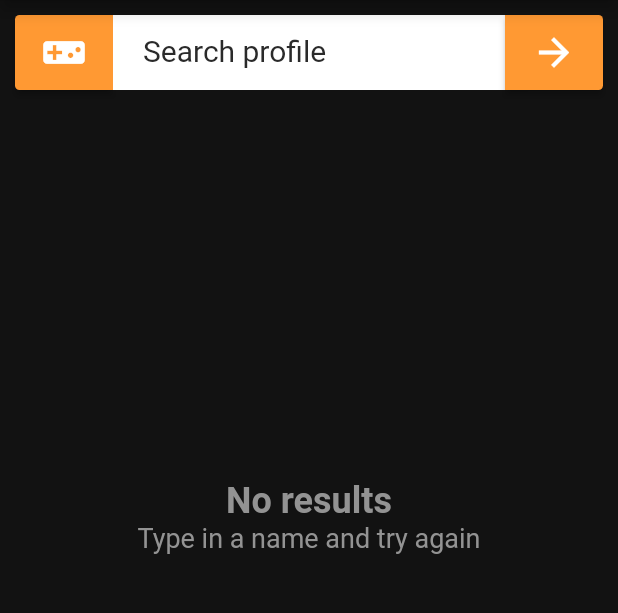
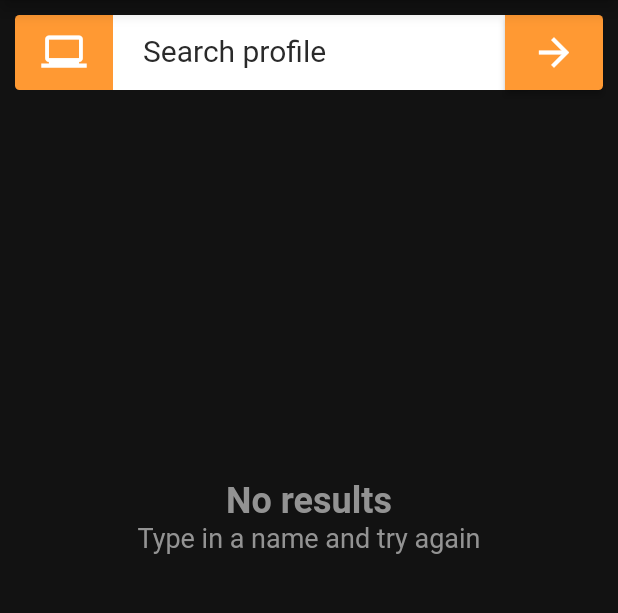
Before and after one commit to Ethirallan/ApexStatsHub-Mobile-App, a Flutter app: the screen it shows after launch, on a phone screen of 412 x 824 dp, the part 84-697 px from its top. Run offline on Flutter 3.47's test engine with Material 2 defaults, Android fonts, the phone set to English and light mode, and no system bars; our stand-ins replace percent_indicator; missing offline and left inert: async_resource, groovin_widgets, youtube_player.

Commit message:
search bar update

```diff
--- a/lib/models/guides_html.dart
+++ b/lib/models/guides_html.dart
@@ -2,12 +2,11 @@ import 'package:path_provider/path_provider.dart';
 import 'package:async_resource/async_resource.dart';
 import 'package:async_resource/file_resource.dart';
 import 'dart:convert';
-import 'package:apex_stats_hub/models/image_object.dart';
 
 Future<List<YTVideo>> getGuides(String category) async {
   final path = (await getApplicationDocumentsDirectory()).path;
   List<YTVideo> ytVideos;
-
+  print('http://vakedomen.ddns.net:4000/loader/video/category/$category');
   final guideResource = HttpNetworkResource<Future<YTVideo>>(
     url: 'http://vakedomen.ddns.net:4000/loader/video/category/$category',
     parser: (contents) {
@@ -18,7 +17,6 @@ Future<List<YTVideo>> getGuides(String category) async {
     maxAge: Duration(days: 5),
     strategy: CacheStrategy.cacheFirst,
   );
-
   await guideResource.get();
   return ytVideos;
 }
@@ -46,7 +44,7 @@ class YTVideo {
     return YTVideo(
       id: parsedJson['id'],
       alias: parsedJson['alias'],
-      url: parsedJson['url'],
+      url: parsedJson['v_id'],
       categories: categoriesJson,
     );
   }
--- a/lib/models/player_data_http.dart
+++ b/lib/models/player_data_http.dart
@@ -1,10 +1,11 @@
 import 'dart:convert' as convert;
 import 'package:http/http.dart' as http;
+import 'package:apex_stats_hub/pages/leaderboards/leaderboards.dart';
 
 
 Future<PlayerData> getPlayerData(String name) async {
   PlayerData playerData;
-  String url = 'http://vakedomen.ddns.net:4000/player?platform=pc&player=$name';
+  String url = 'http://vakedomen.ddns.net:4000/player?platform=${LeaderBoardsState.scopedPlayerInfo.selectedPlatform}&player=$name';
   print(url);
   var response = await http.get(url);
   if (response.statusCode == 200) {
--- a/lib/pages/leaderboards/apex_player_search_bar.dart
+++ b/lib/pages/leaderboards/apex_player_search_bar.dart
@@ -1,6 +1,7 @@
 import 'package:flutter/material.dart';
 import 'package:apex_stats_hub/my_colors.dart';
 import 'package:apex_stats_hub/pages/leaderboards/leaderboards.dart';
+import 'package:apex_stats_hub/custom_widgets.dart';
 
 class ApexPlayerSearchBar extends StatelessWidget {
   final BuildContext context;
@@ -8,20 +9,34 @@ class ApexPlayerSearchBar extends StatelessWidget {
   final TextEditingController searchBarCtrl;
   ApexPlayerSearchBar({this.searchBarCtrl, this.arrowFunction, this.context});
 
-  Widget orangeBoxWithIconGaming() {
+  Widget orangeBoxWithPlatformIcon() {
     return SizedBox(
       height: 50,
       width: 50,
-      child: RaisedButton(
-        onPressed: () {},
-        color: MyColors.orange,
-        shape: RoundedRectangleBorder(
+      child: Container(
+        decoration: BoxDecoration(
+          color: MyColors.orange,
           borderRadius: BorderRadius.only(
             topLeft: Radius.circular(3),
             bottomLeft: Radius.circular(3),
+          )
+        ),
+        child: Theme(
+          data: Theme.of(context).copyWith(
+            cardColor: MyColors.grey,
+          ),
+          child: PopupMenuButton(
+            icon: Icon(LeaderBoardsState.scopedPlayerInfo.platformIcon, color: Colors.white, size: 30,),
+            onSelected: (val)  {
+              LeaderBoardsState.scopedPlayerInfo.setPlatformInfo(val);
+            },
+            itemBuilder: (_) => <PopupMenuItem<String>>[
+              PopupMenuItem<String>(child: textNormal('Windows', MyColors.orange, 20), value: 'pc'),
+              PopupMenuItem<String>(child: textNormal('PlayStation', MyColors.orange, 20), value: 'ps'),
+              PopupMenuItem<String>(child: textNormal('Xbox', MyColors.orange, 20), value: 'xb'),
+            ],
           ),
         ),
-        child: Icon(Icons.videogame_asset, color: Colors.white, size: 30,),
       ),
     );
   }
@@ -85,7 +100,7 @@ class ApexPlayerSearchBar extends StatelessWidget {
             crossAxisAlignment: CrossAxisAlignment.stretch,
             children: <Widget>[
               Expanded(
-                child: orangeBoxWithIconGaming(),
+                child: orangeBoxWithPlatformIcon(),
                 flex: 1,
               ),
               Expanded(
--- a/lib/pages/leaderboards/leaderboards.dart
+++ b/lib/pages/leaderboards/leaderboards.dart
@@ -39,13 +39,17 @@ class LeaderBoardsState extends State<LeaderBoards> {
                 mainAxisAlignment: MainAxisAlignment.start,
                 crossAxisAlignment: CrossAxisAlignment.stretch,
                 children: <Widget>[
-                  ApexPlayerSearchBar(
+                  ScopedModelDescendant<ScopedPlayerInfo>(
+                    builder: (context, child, model) {
+                      return ApexPlayerSearchBar(
                         context: context,
                         searchBarCtrl: scopedPlayerInfo.searchPlayerCtrl,
                         arrowFunction: () async {
                           if (scopedPlayerInfo.searchPlayerCtrl.text != '') {
                             await searchForPlayer();
                           }
+                        },
+                      );
                     },
                   ),
                   PlayerStats(),
@@ -65,7 +69,9 @@ class LeaderBoardsState extends State<LeaderBoards> {
     }
     loadingDialog(context);
     var data = await getPlayerData(scopedPlayerInfo.searchPlayerCtrl.text);
+    if (data != null) {
       scopedPlayerInfo.setData(data);
+    }
     Navigator.pop(context);
   }
 }
--- a/lib/pages/leaderboards/player_stats.dart
+++ b/lib/pages/leaderboards/player_stats.dart
@@ -49,7 +49,11 @@ class PlayerStats extends StatelessWidget {
                         padding: EdgeInsets.only(left: 20, right: 20),
                         child: textNormal(model.playerData.name, MyColors.orange, 30),
                       ),
-                      Icon(Icons.laptop_windows, color: Colors.white, size: 30,)
+                      ScopedModelDescendant<ScopedPlayerInfo>(
+                        builder: (context, child, model) {
+                          return Icon(ScopedPlayerInfo().platformIcon, color: Colors.white, size: 30,);
+                        },
+                      ),
                     ],
                   ),
                   Container(
--- a/lib/pages/wiki/legends_fragment.dart
+++ b/lib/pages/wiki/legends_fragment.dart
@@ -9,7 +9,7 @@ class LegendsFragment extends StatelessWidget {
   @override
   Widget build(BuildContext context) {
     return Container(
-      //color: MyColors.darkGrey,
+      color: MyColors.darkGrey,
       child: FutureBuilder<List<Legend>>(
         future: getLegends(),
         builder: (context, snapshot) {
--- a/pubspec.yaml
+++ b/pubspec.yaml
@@ -26,6 +26,7 @@ dependencies:
   groovin_widgets: ^1.3.2
   flutter_launcher_icons: "^0.7.0"
   http: ^0.12.0+1
+  youtube_player: ^3.1.1+3
 
 
 dev_dependencies:
```
Also changed, not shown: lib/pages/guides/all_guides.dart (+18 -6 lines), lib/pages/guides/characters_guides.dart (+19 -7 lines), lib/pages/guides/gameplay_guides.dart (+19 -6 lines), lib/pages/guides/guides.dart (+4 -4 lines), lib/pages/guides/weapons_guides.dart (+20 -7 lines), lib/scoped_models/scoped_player_info.dart (+14 -0 lines). Lines whose indentation alone changed are shown as unchanged.
